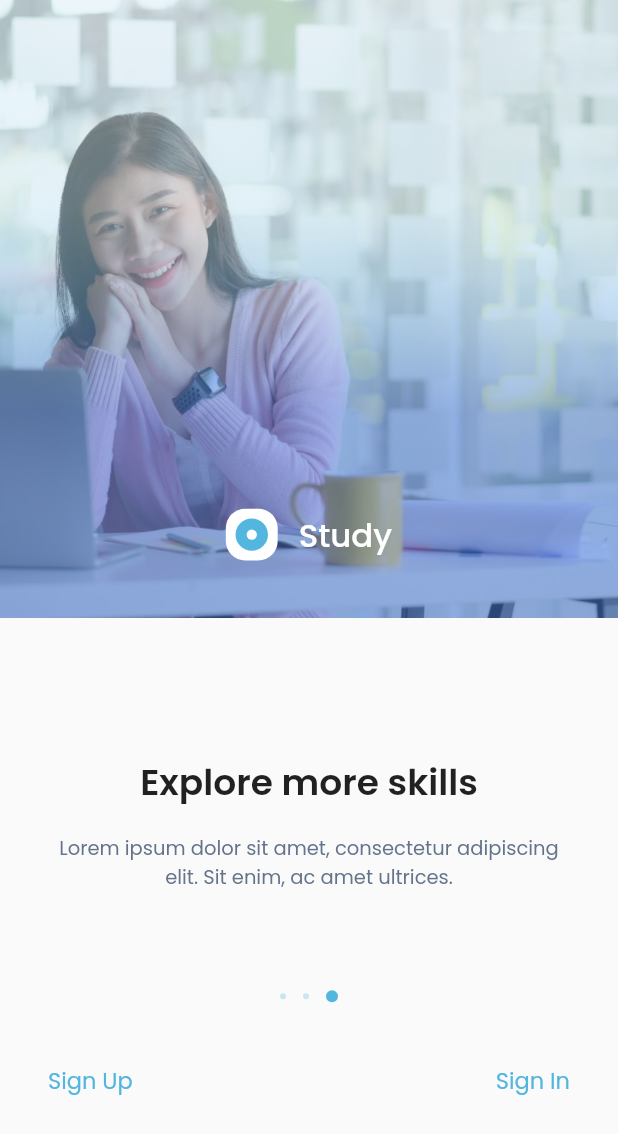
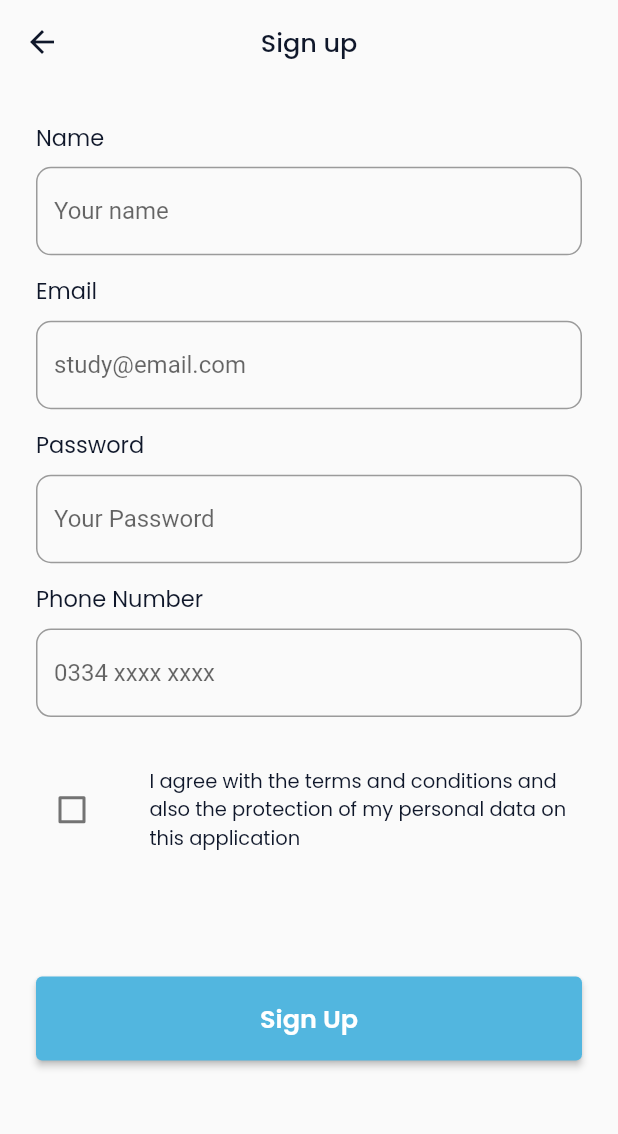
Before and after one commit to RamazonovMirjon/Study-FireBase, a Flutter app: the Onboarding3 screen opened by its route, after a tap on "Sign Up", on a phone screen of 412 x 824 dp. Shown: the top 1134 px of the screen. Run offline on Flutter 3.47's test engine with Material 2 defaults, Android fonts, the phone set to English and light mode, and no system bars.

Commit message:
sign up tayyor

```diff
--- a/lib/routes/my_routes.dart
+++ b/lib/routes/my_routes.dart
@@ -1,4 +1,5 @@
 import 'package:flutter/material.dart';
+import 'package:stady/screens/sign_up/sign_up.dart';
 import 'package:stady/screens/start/Onboarding/onboarding2.dart';
 import 'package:stady/screens/start/Onboarding/onboarding3.dart';
 import 'package:stady/screens/start/Onboarding/onboarding_1.dart';
@@ -18,8 +19,10 @@ class MyRoute {
         return MaterialPageRoute(builder: ((context) => const Onboarding2()));
       case "/onboarding3":
         return MaterialPageRoute(builder: ((context) => const Onboarding3()));
-
-
+      case "/signup":
+        return MaterialPageRoute(builder: ((context) => const SignUp()));
+      case "/signin":
+        return MaterialPageRoute(builder: ((context) => const Onboarding3()));
     }
     return null;
   }
--- /dev/null
+++ b/lib/screens/sign_up/sign_up.dart
@@ -0,0 +1,132 @@
+import 'package:flutter/material.dart';
+import 'package:stady/core/constants/color_const.dart';
+
+class SignUp extends StatelessWidget {
+  const SignUp({Key? key}) : super(key: key);
+
+  @override
+  Widget build(BuildContext context) {
+    Size size = MediaQuery.of(context).size;
+
+    bool value = false;
+    var textStyle = TextStyle(
+      color: ColorConst.kBlackColor,
+      fontSize: 15,
+      fontFamily: "poppins",
+    );
+    return Scaffold(
+      appBar: AppBar(
+        centerTitle: true,
+        backgroundColor: Colors.transparent,
+        elevation: 0,
+        iconTheme: IconThemeData(color: ColorConst.kBlackColor),
+        title: Text(
+          "Sign up",
+          style: TextStyle(
+            color: ColorConst.kBlackColor,
+            fontSize: 17,
+            fontFamily: "poppins",
+            fontWeight: FontWeight.w500,
+          ),
+        ),
+      ),
+      body: SingleChildScrollView(
+        child: Padding(
+          padding: const EdgeInsets.all(24),
+          child: Column(
+            children: [
+              Form(
+                  child: Column(
+                crossAxisAlignment: CrossAxisAlignment.start,
+                children: [
+                  Text("Name", style: textStyle),
+                  SizedBox(height: size.height * 0.01),
+                  TextFormField(
+                    textInputAction: TextInputAction.next,
+                    decoration: const InputDecoration(
+                        hintText: "Your name",
+                        border: OutlineInputBorder(
+                            borderRadius:
+                                BorderRadius.all(Radius.circular(10)))),
+                  ),
+                  SizedBox(height: size.height * 0.015),
+                  Text("Email", style: textStyle),
+                  SizedBox(height: size.height * 0.01),
+                  TextFormField(
+                    textInputAction: TextInputAction.next,
+                    decoration: const InputDecoration(
+                        hintText: "study@email.com",
+                        border: OutlineInputBorder(
+                            borderRadius:
+                                BorderRadius.all(Radius.circular(10)))),
+                  ),
+                  SizedBox(height: size.height * 0.015),
+                  Text("Password", style: textStyle),
+                  SizedBox(height: size.height * 0.01),
+                  TextFormField(
+                    textInputAction: TextInputAction.next,
+                    decoration: const InputDecoration(
+                        hintText: "Your Password",
+                        border: OutlineInputBorder(
+                            borderRadius:
+                                BorderRadius.all(Radius.circular(10)))),
+                  ),
+                  SizedBox(height: size.height * 0.015),
+                  Text("Phone Number", style: textStyle),
+                  SizedBox(height: size.height * 0.01),
+                  TextFormField(
+                    textInputAction: TextInputAction.next,
+                    decoration: const InputDecoration(
+                        hintText: "0334 xxxx xxxx",
+                        border: OutlineInputBorder(
+                            borderRadius:
+                                BorderRadius.all(Radius.circular(10)))),
+                  ),
+                  SizedBox(height: size.height * 0.04),
+                  Row(
+                    mainAxisAlignment: MainAxisAlignment.spaceBetween,
+                    children: [
+                      Checkbox(value: value, onChanged: (value) {}),
+                      SizedBox(
+                        height: size.height * 0.07,
+                        width: size.width * 0.7,
+                        child: Text(
+                          "I agree with the terms and conditions and also the protection of my personal data on this application",
+                          softWrap: true,
+                          style: TextStyle(
+                            color: ColorConst.kBlackColor,
+                            fontSize: 13,
+                            fontFamily: "poppins",
+                          ),
+                        ),
+                      )
+                    ],
+                  ),
+                  SizedBox(height: size.height * 0.1),
+                  SizedBox(
+                    width: double.infinity,
+                    height: 56,
+                    child: ElevatedButton(
+                      style: ElevatedButton.styleFrom(
+                          primary: ColorConst.kButtonColor),
+                      child: Text(
+                        "Sign Up",
+                        style: TextStyle(
+                            color: ColorConst.kWhiteColor,
+                            fontFamily: "Poppins",
+                            fontSize: 17,
+                            fontWeight: FontWeight.w600),
+                        textAlign: TextAlign.center,
+                      ),
+                      onPressed: () {},
+                    ),
+                  )
+                ],
+              )),
+            ],
+          ),
+        ),
+      ),
+    );
+  }
+}
--- a/lib/screens/start/Onboarding/onboarding3.dart
+++ b/lib/screens/start/Onboarding/onboarding3.dart
@@ -17,7 +17,7 @@ class Onboarding3 extends StatelessWidget {
           mainAxisAlignment: MainAxisAlignment.center,
           children: [
             const Text(
-              "Explore more skills",
+              "Get the best class, with the best teacher",
               style: TextStyle(
                   fontFamily: "Poppins",
                   fontSize: 24,
@@ -68,7 +68,9 @@ class Onboarding3 extends StatelessWidget {
                       fontSize: 15,
                     ),
                   ),
-                  onTap: () {},
+                  onTap: () {
+                    Navigator.pushNamed(context, "/signup");
+                  },
                 ),
                 InkWell(
                   child: Text(
@@ -79,7 +81,9 @@ class Onboarding3 extends StatelessWidget {
                       fontSize: 15,
                     ),
                   ),
-                  onTap: () {},
+                  onTap: () {
+                    Navigator.pushNamed(context, "/signin");
+                  },
                 ),
               ],
             )
--- a/lib/screens/start/Onboarding/onboarding_1.dart
+++ b/lib/screens/start/Onboarding/onboarding_1.dart
@@ -68,7 +68,9 @@ class Onboarding1 extends StatelessWidget {
                       fontSize: 15,
                     ),
                   ),
-                  onTap: () {},
+                  onTap: () {
+                    Navigator.pushNamed(context, "/signup");
+                  },
                 ),
                 InkWell(
                   onTap: () {
```
Also changed, not shown: assets/icons/arts.svg (added), assets/icons/biology.svg (added), assets/icons/chemical.svg (added), assets/icons/economy.svg (added), assets/icons/english.svg (added), assets/icons/geography.svg (added), assets/icons/math.svg (added), assets/icons/physics.svg (added), assets/icons/technology.svg (added).
